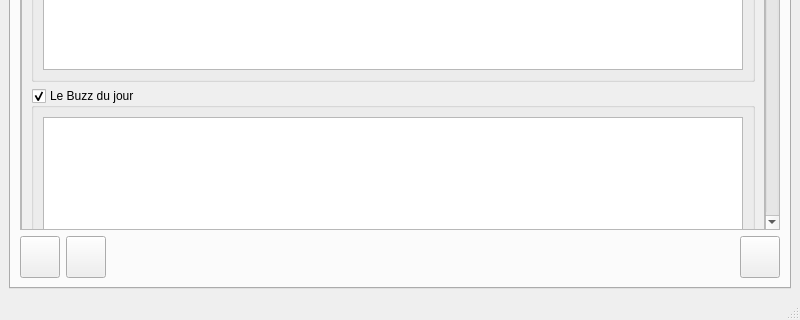
Old version of the form Ui_MainWindow.ui in the repository joubu/CDL; both pictures show x 0 to 800 and y 480 to 800 of the 800 by 800 pixel window.
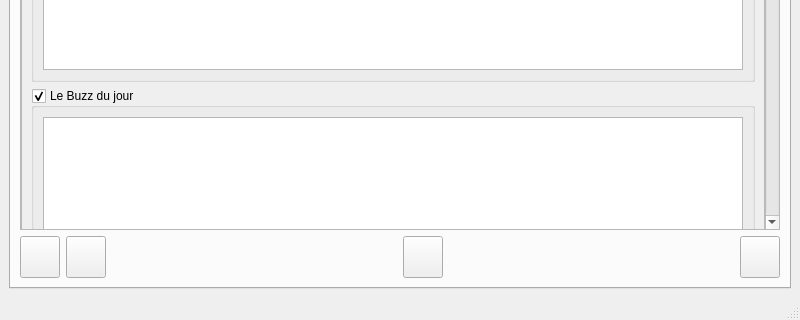
New version of the form. The open tabs and pages were chosen to show the change. Icons and pictures are not drawn. Custom widgets are drawn as their Qt base class.

Commit message: Ajout d'un bouton de suppression des vidéos déjà téléchargées

Diff of the .ui file:
```diff
--- a/Ui_MainWindow.ui
+++ b/Ui_MainWindow.ui
@@ -636,6 +636,40 @@
             </property>
            </widget>
           </item>
+          <item>
+           <spacer name="horizontalSpacer_3">
+            <property name="orientation">
+             <enum>Qt::Horizontal</enum>
+            </property>
+            <property name="sizeHint" stdset="0">
+             <size>
+              <width>40</width>
+              <height>20</height>
+             </size>
+            </property>
+           </spacer>
+          </item>
+          <item>
+           <widget class="QPushButton" name="pushButtonRemove">
+            <property name="minimumSize">
+             <size>
+              <width>0</width>
+              <height>42</height>
+             </size>
+            </property>
+            <property name="toolTip">
+             <string>Supprimer la vidéo sélectionnée</string>
+            </property>
+            <property name="styleSheet">
+             <string notr="true">background-image: url(&quot;:/*.png/resources/button_cancel.png&quot;);
+background-repeat: no-repeat;
+background-position: center;</string>
+            </property>
+            <property name="text">
+             <string/>
+            </property>
+           </widget>
+          </item>
           <item>
            <spacer name="horizontalSpacer_2">
             <property name="orientation">
```
The commit also changes 5 other files.
